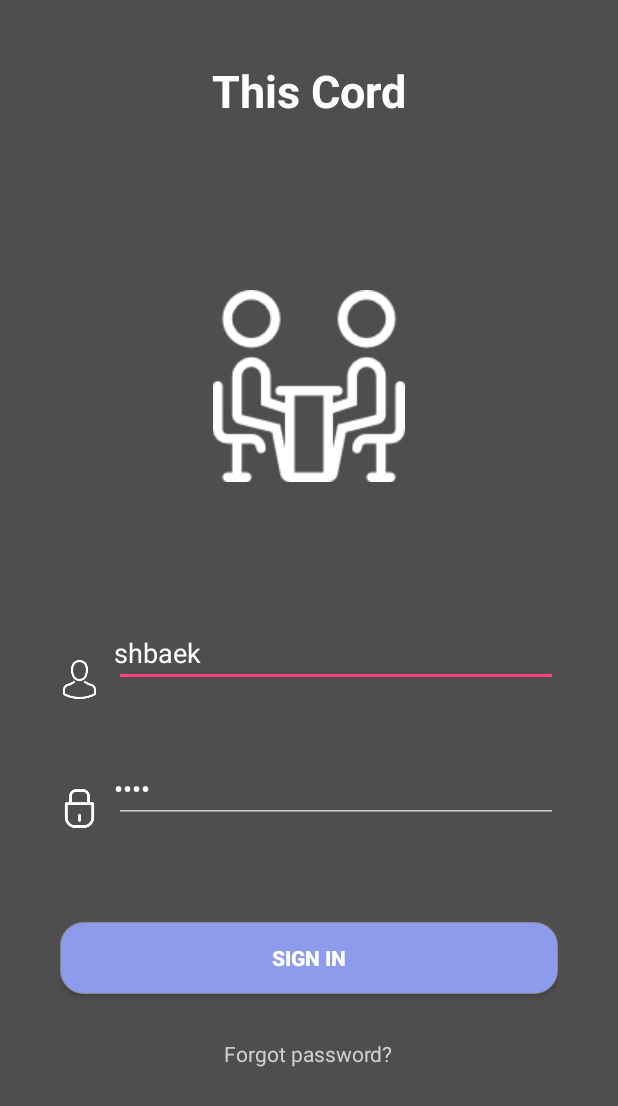
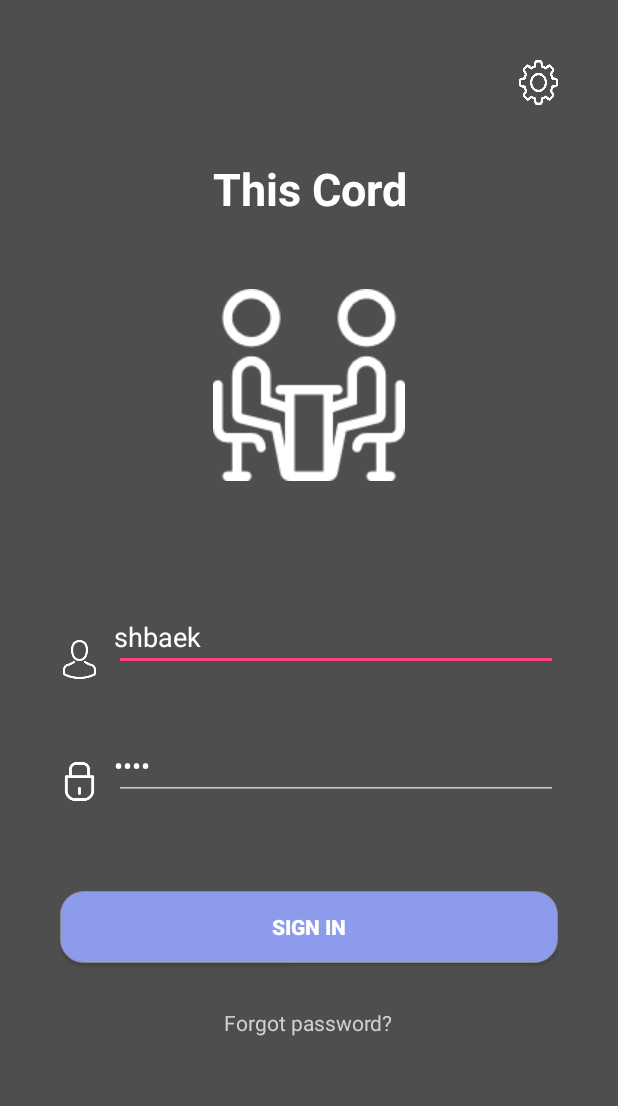
Before and after one commit to AhnTan/ThisCord, an Android app: the screen it shows after launch (LoginActivity), on a phone screen of 412 x 824 dp. Shown: the top 1106 px of the screen. Run offline under Robolectric (Android 15) with nearby library versions, the phone set to English and light mode, and no system bars.

Commit message:
UTF 방식으로 변경, 아이콘 추가

```diff
--- a/app/build.gradle
+++ b/app/build.gradle
@@ -2,7 +2,7 @@ apply plugin: 'com.android.application'
 
 android {
     compileSdkVersion 25
-    buildToolsVersion "26.0.2"
+    buildToolsVersion '26.0.2'
     defaultConfig {
         applicationId "com.example.thiscord"
         minSdkVersion 22
@@ -20,7 +20,7 @@ android {
 }
 
 dependencies {
-    compile fileTree(dir: 'libs', include: ['*.jar'])
+    compile fileTree(include: ['*.jar'], dir: 'libs')
     androidTestCompile('com.android.support.test.espresso:espresso-core:2.2.2', {
         exclude group: 'com.android.support', module: 'support-annotations'
     })
--- a/app/src/main/java/com/example/thiscord/LoginActivity.java
+++ b/app/src/main/java/com/example/thiscord/LoginActivity.java
@@ -28,14 +28,14 @@ public class LoginActivity extends AppCompatActivity {
     public static DataOutputStream dos;
     public static OutputStream os;
 
-
+    private Button SetButton;
     private EditText IDText;
     private EditText PWDText;
     private Button LoginButton;
 
     private SharedPreferences sharedPreferences;
     private SharedPreferences.Editor editor;
-    private String ip ="223.194.157.24";
+    private String ip ="223.194.159.58";
     //private String ip = "10.0.2.2";   // 안드로이드 에뮬레이터에서는 localhost가 아니라 10.0.2.2로 접근!!
 
     private int port =30000;
@@ -57,7 +57,7 @@ public class LoginActivity extends AppCompatActivity {
         IDText = (EditText)findViewById(R.id.username);
         PWDText = (EditText)findViewById(R.id.password);
         LoginButton = (Button)findViewById(R.id.loginbutton);
-
+        SetButton = (Button)findViewById(R.id.settingButton);
         LoginButton.setOnClickListener(new View.OnClickListener() {
             @Override
             public void onClick(View v) {
@@ -68,6 +68,12 @@ public class LoginActivity extends AppCompatActivity {
                 editor.commit();
                 login_pwd = PWDText.getText().toString();
                 connectServer();
+            }
+        });
+        SetButton.setOnClickListener(new View.OnClickListener() {
+            @Override
+            public void onClick(View v) {
+
             }
         });
     }
@@ -88,11 +94,12 @@ public class LoginActivity extends AppCompatActivity {
                     System.out.println("트라이는 들어옴");
                     Send_Msg(login_id+" "+login_pwd); // 아이디랑를 보낸다
 
-                    byte[] b = new byte[1024];
+                  /*  byte[] b = new byte[1024];
                     dis.read(b);
 
                     String msg = new String(b, "euc-kr");
-
+*/
+                    String msg = dis.readUTF();
                     System.out.println(msg);
                     String[] gmsg = msg.split(" ");
 
@@ -108,11 +115,12 @@ public class LoginActivity extends AppCompatActivity {
     }
 
     public void Send_Msg(String msg){
-        byte[] bb;
-        bb = msg.getBytes();
+      //  byte[] bb;
+      //  bb = msg.getBytes();
         Log.e("send","send success");
         try{
-         dos.write(bb);
+            //  dos.write(bb);
+            dos.writeUTF(msg);
         }catch(Exception e){
             e.printStackTrace();
         }
--- a/app/src/main/res/layout/activity_login.xml
+++ b/app/src/main/res/layout/activity_login.xml
@@ -9,6 +9,24 @@
     android:background="#4f4e4e"
     android:weightSum="1">
 
+    <Button
+
+        android:id="@+id/settingButton"
+        android:layout_width="26dp"
+        android:layout_height="30dp"
+        android:layout_gravity="right"
+        android:background="@drawable/setting"
+        />
+    <LinearLayout
+        android:paddingTop="20dp"
+        android:layout_width="match_parent"
+        android:layout_height="wrap_content"
+        android:orientation="horizontal"
+        android:layout_weight="0.1"
+        >
+
+
+
         <TextView
             android:layout_width="wrap_content"
             android:layout_height="wrap_content"
@@ -16,10 +34,14 @@
             android:textSize="30dp"
             android:textColor="#ffffff"
             android:textStyle="bold"
+            android:textAlignment="center"
             android:layout_gravity="center"
             android:paddingBottom="10dp"
             android:layout_weight="0.2"
+
             />
+
+    </LinearLayout>
 
     <ImageView
         android:id="@+id/imageView"
```
Also changed, not shown: app/src/main/res/drawable/setting.png (added). Lines whose indentation alone changed are shown as unchanged.
